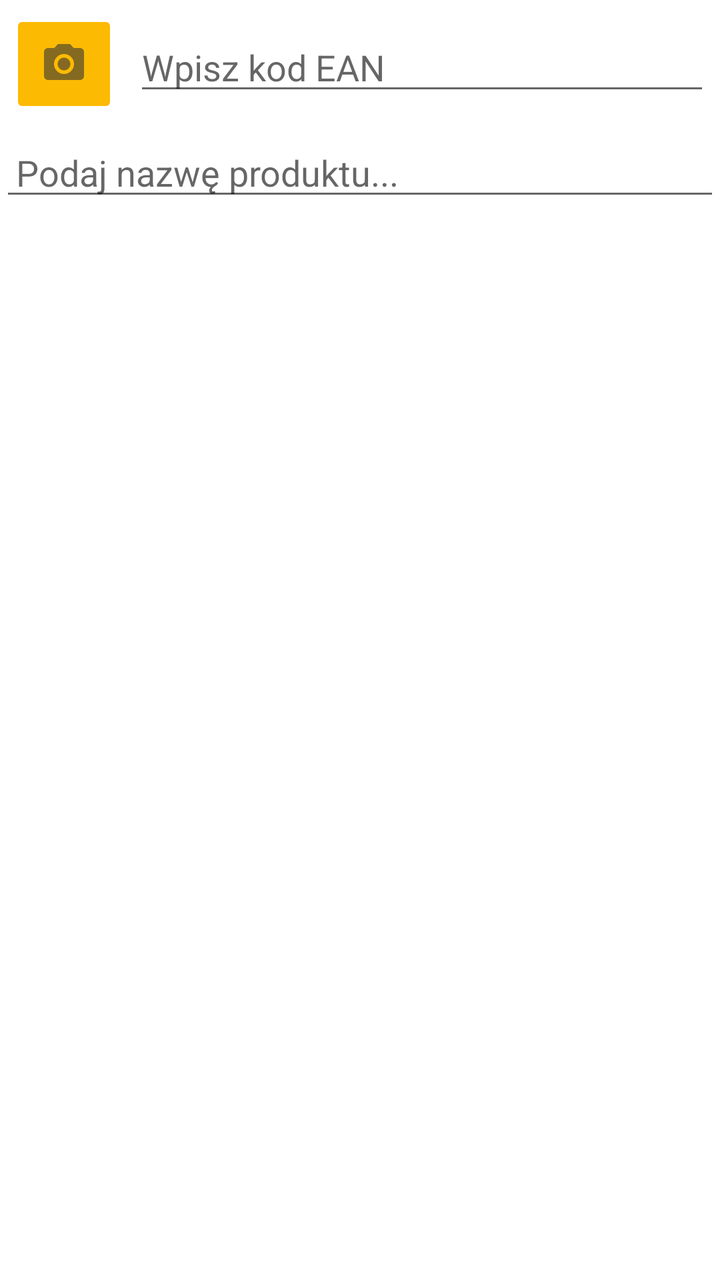
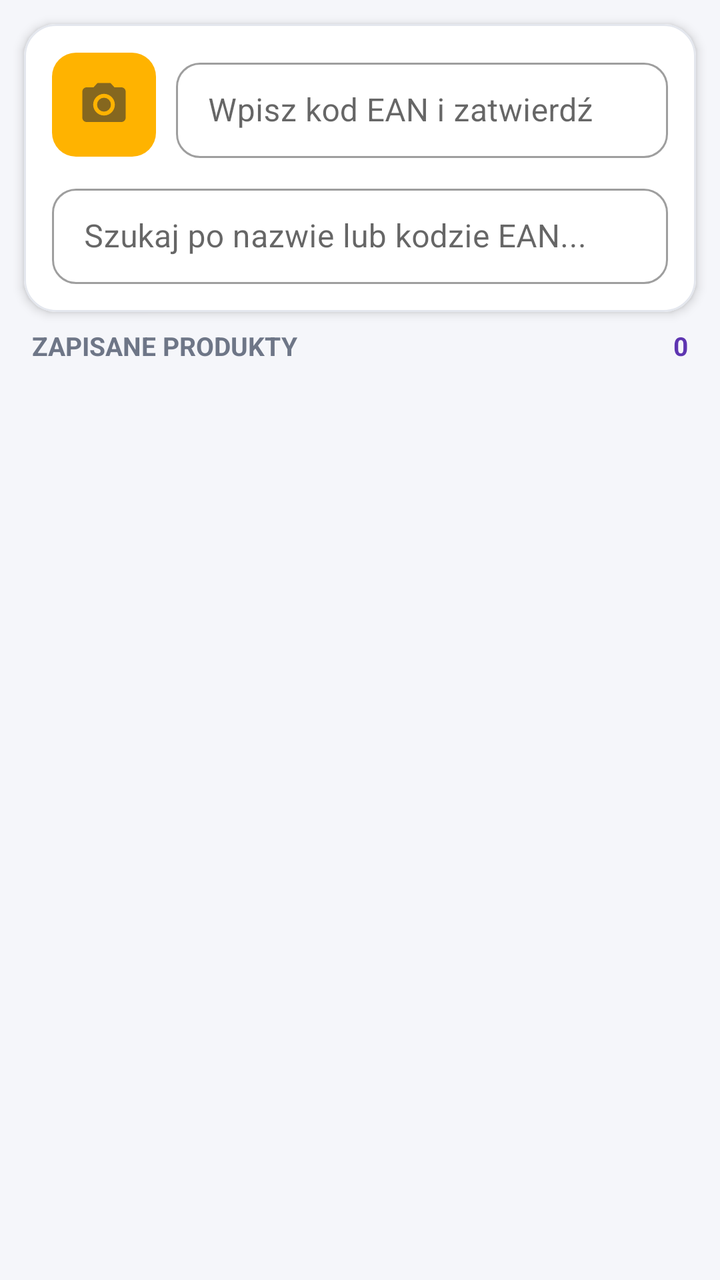

The first picture is an Android layout as it rendered before a commit; the second is the same layout after the commit. The layout source and the unified diff follow.
<!-- AndroidManifest.xml: application theme Theme.EAN_code_scanner -->
<!-- res/layout/activity_main.xml -->
<?xml version="1.0" encoding="utf-8"?>
<RelativeLayout xmlns:android="http://schemas.android.com/apk/res/android"
    xmlns:tools="http://schemas.android.com/tools"
    android:id="@+id/mainRootLayout"
    android:layout_width="match_parent"
    android:layout_height="match_parent"
    android:fitsSystemWindows="true">

    <LinearLayout
        android:id="@+id/eanTools"
        android:layout_width="match_parent"
        android:layout_height="wrap_content"
        android:padding="5dp"
        android:orientation="horizontal">

        <ImageButton
            android:id="@+id/scanBtn"
            android:layout_width="wrap_content"
            android:layout_height="wrap_content"
            android:layout_gravity="center_vertical"
            android:src="@drawable/ic_camera"
            android:backgroundTint="@color/yellow"
            android:adjustViewBounds="true"
            android:padding="15dp"
            android:scaleType="fitCenter"
            android:contentDescription="Skanuj kod EAN" />

        <EditText
            android:id="@+id/eanInput"
            android:layout_width="match_parent"
            android:layout_height="wrap_content"
            android:hint="Wpisz kod EAN"
            android:inputType="number"
            android:imeOptions="actionDone"
            android:singleLine="true"
            android:layout_gravity="center_vertical"
            android:layout_marginStart="8dp" />

    </LinearLayout>

    <EditText
        android:id="@+id/searchByNameInp"
        android:layout_width="match_parent"
        android:layout_height="wrap_content"
        android:hint="Podaj nazwę produktu..."
        android:inputType="text"
        android:imeOptions="actionSearch"
        android:singleLine="true"
        android:paddingHorizontal="8dp"
        android:layout_below="@+id/eanTools" />

    <androidx.recyclerview.widget.RecyclerView
        android:id="@+id/my_recycler_view"
        android:layout_width="match_parent"
        android:layout_height="match_parent"
        android:layout_below="@+id/searchByNameInp"
        android:scrollbars="vertical"
        tools:listitem="@layout/list_item" />

</RelativeLayout>
<!-- res/layout/list_item.xml (included above) -->
<?xml version="1.0" encoding="utf-8"?>
<LinearLayout xmlns:android="http://schemas.android.com/apk/res/android"
    android:id="@+id/parentLayout"
    android:layout_width="match_parent"
    android:layout_height="wrap_content"
    android:layout_marginTop="8dp"
    android:layout_marginBottom="5dp"
    android:padding="8dp"
    android:orientation="horizontal">

    <TextView
        android:id="@+id/name"
        android:layout_width="0dp"
        android:layout_height="wrap_content"
        android:layout_weight="60"
        android:textSize="16sp"
        android:textStyle="bold"
        android:maxLines="3"
        android:ellipsize="end"
        android:text="Przykładowa nazwa produktu"
        android:layout_gravity="center_vertical"
        android:layout_marginEnd="4dp" />

    <View
        android:layout_width="2dp"
        android:layout_height="match_parent"
        android:background="@color/yellow"
        android:layout_marginEnd="6dp" />

    <TextView
        android:id="@+id/price"
        android:layout_width="0dp"
        android:layout_height="wrap_content"
        android:layout_weight="40"
        android:textSize="18sp"
        android:textStyle="bold"
        android:textColor="@color/purple"
        android:text="599.95"
        android:layout_gravity="center_vertical" />

    <ImageButton
        android:id="@+id/deleteBtn"
        android:layout_width="wrap_content"
        android:layout_height="wrap_content"
        android:layout_marginEnd="3dp"
        android:layout_gravity="center_vertical"
        android:src="@drawable/ic_delete"
        android:backgroundTint="@color/yellow"
        android:adjustViewBounds="true"
        android:padding="15dp"
        android:scaleType="fitCenter"
        android:contentDescription="Usuń produkt" />

</LinearLayout>
<!-- resources referenced by this layout -->
<resources>
  <color name="purple">#ba03fc</color>
  <color name="yellow">#fcba03</color>
  <!-- drawable ic_camera (drawable-anydpi) -->
  <vector xmlns:android="http://schemas.android.com/apk/res/android"
      android:width="24dp"
      android:height="24dp"
      android:viewportWidth="24"
      android:viewportHeight="24"
      android:tint="#333333"
      android:alpha="0.6">
    <path
        android:fillColor="@android:color/white"
        android:pathData="M12,12m-3.2,0a3.2,3.2 0,1 1,6.4 0a3.2,3.2 0,1 1,-6.4 0"/>
    <path
        android:fillColor="@android:color/white"
        android:pathData="M9,2L7.17,4L4,4c-1.1,0 -2,0.9 -2,2v12c0,1.1 0.9,2 2,2h16c1.1,0 2,-0.9 2,-2L22,6c0,-1.1 -0.9,-2 -2,-2h-3.17L15,2L9,2zM12,17c-2.76,0 -5,-2.24 -5,-5s2.24,-5 5,-5 5,2.24 5,5 -2.24,5 -5,5z"/>
  </vector>
  <!-- drawable ic_delete (drawable-anydpi) -->
  <vector xmlns:android="http://schemas.android.com/apk/res/android"
      android:width="24dp"
      android:height="24dp"
      android:viewportWidth="24"
      android:viewportHeight="24"
      android:tint="#333333"
      android:alpha="0.6">
    <path
        android:fillColor="@android:color/white"
        android:pathData="M6,19c0,1.1 0.9,2 2,2h8c1.1,0 2,-0.9 2,-2V7H6v12zM19,4h-3.5l-1,-1h-5l-1,1H5v2h14V4z"/>
  </vector>
  <style name="Theme.EAN_code_scanner" parent="Theme.MaterialComponents.DayNight.DarkActionBar">
          
          <item name="colorPrimary">@color/purple_500</item>
          <item name="colorPrimaryVariant">@color/purple_700</item>
          <item name="colorOnPrimary">@color/white</item>
          
          <item name="colorSecondary">@color/teal_200</item>
          <item name="colorSecondaryVariant">@color/teal_700</item>
          <item name="colorOnSecondary">@color/black</item>
          
          <item name="android:statusBarColor">?attr/colorPrimaryVariant</item>
          
      </style>
  <color name="purple_500">#FF6200EE</color>
  <color name="purple_700">#FF3700B3</color>
  <color name="white">#FFFFFFFF</color>
  <color name="teal_200">#FF03DAC5</color>
  <color name="teal_700">#FF018786</color>
  <color name="black">#FF000000</color>
</resources>

<!-- the commit's change to res/layout/activity_main.xml (unified diff, before → after) -->
@@ -1,115 +1,269 @@
 <?xml version="1.0" encoding="utf-8"?>
-<RelativeLayout xmlns:android="http://schemas.android.com/apk/res/android"
+<LinearLayout xmlns:android="http://schemas.android.com/apk/res/android"
+    xmlns:app="http://schemas.android.com/apk/res-auto"
     xmlns:tools="http://schemas.android.com/tools"
     android:id="@+id/mainRootLayout"
     android:layout_width="match_parent"
     android:layout_height="match_parent"
+    android:orientation="vertical"
+    android:background="@color/bg_screen"
     android:fitsSystemWindows="true">
 
+    
+    <com.google.android.material.card.MaterialCardView
+        android:layout_width="match_parent"
+        android:layout_height="wrap_content"
+        android:layout_marginHorizontal="12dp"
+        android:layout_marginTop="12dp"
+        android:layout_marginBottom="8dp"
+        app:cardBackgroundColor="@color/surface_card"
+        app:cardCornerRadius="16dp"
+        app:cardElevation="3dp"
+        app:strokeColor="@color/divider_color"
+        app:strokeWidth="1dp">
+
+        <LinearLayout
+            android:layout_width="match_parent"
+            android:layout_height="wrap_content"
+            android:orientation="vertical"
+            android:padding="14dp">
+
+            <LinearLayout
+                android:id="@+id/eanTools"
+                android:layout_width="match_parent"
+                android:layout_height="wrap_content"
+                android:gravity="center_vertical"
+                android:orientation="horizontal">
+
+                <ImageButton
+                    android:id="@+id/scanBtn"
+                    android:layout_width="52dp"
+                    android:layout_height="52dp"
+                    android:background="@drawable/bg_scan_btn"
+                    android:src="@drawable/ic_camera"
+                    android:padding="13dp"
+                    android:scaleType="fitCenter"
+                    android:contentDescription="Skanuj kod EAN" />
+
+                <com.google.android.material.textfield.TextInputLayout
+                    style="@style/Widget.MaterialComponents.TextInputLayout.OutlinedBox.Dense"
+                    android:layout_width="0dp"
+                    android:layout_height="wrap_content"
+                    android:layout_weight="1"
+                    android:layout_marginStart="10dp"
+                    android:hint="Wpisz kod EAN i zatwierdź"
+                    app:boxCornerRadiusBottomEnd="12dp"
+                    app:boxCornerRadiusBottomStart="12dp"
+                    app:boxCornerRadiusTopEnd="12dp"
+                    app:boxCornerRadiusTopStart="12dp"
+                    app:endIconMode="clear_text">
+
+                    <com.google.android.material.textfield.TextInputEditText
+                        android:id="@+id/eanInput"
+                        android:layout_width="match_parent"
+                        android:layout_height="wrap_content"
+                        android:inputType="number"
+                        android:imeOptions="actionDone"
+                        android:singleLine="true" />
+
+                </com.google.android.material.textfield.TextInputLayout>
+
+            </LinearLayout>
+
+            <com.google.android.material.textfield.TextInputLayout
+                style="@style/Widget.MaterialComponents.TextInputLayout.OutlinedBox.Dense"
+                android:layout_width="match_parent"
+                android:layout_height="wrap_content"
+                android:layout_marginTop="10dp"
+                android:hint="Szukaj po nazwie lub kodzie EAN..."
+                app:boxCornerRadiusBottomEnd="12dp"
+                app:boxCornerRadiusBottomStart="12dp"
+                app:boxCornerRadiusTopEnd="12dp"
+                app:boxCornerRadiusTopStart="12dp"
+                app:endIconMode="clear_text">
+
+                <com.google.android.material.textfield.TextInputEditText
+                    android:id="@+id/searchByNameInp"
+                    android:layout_width="match_parent"
+                    android:layout_height="wrap_content"
+                    android:inputType="text"
+                    android:imeOptions="actionSearch"
+                    android:singleLine="true" />
+
+            </com.google.android.material.textfield.TextInputLayout>
+
+        </LinearLayout>
+
+    </com.google.android.material.card.MaterialCardView>
+
+    
     <LinearLayout
-        android:id="@+id/eanTools"
         android:layout_width="match_parent"
         android:layout_height="wrap_content"
-        android:padding="5dp"
+        android:layout_marginHorizontal="16dp"
+        android:layout_marginBottom="4dp"
+        android:gravity="center_vertical"
         android:orientation="horizontal">
 
-        <ImageButton
-            android:id="@+id/scanBtn"
+        <TextView
+            android:layout_width="0dp"
+            android:layout_height="wrap_content"
+            android:layout_weight="1"
+            android:text="Zapisane produkty"
+            android:textColor="@color/text_secondary"
+            android:textSize="13sp"
+            android:textStyle="bold"
+            android:textAllCaps="true" />
+
+        <TextView
+            android:id="@+id/productCountTv"
             android:layout_width="wrap_content"
             android:layout_height="wrap_content"
-            android:layout_gravity="center_vertical"
-            android:src="@drawable/ic_camera"
-            android:backgroundTint="@color/yellow"
-            android:adjustViewBounds="true"
-            android:padding="15dp"
-            android:scaleType="fitCenter"
-            android:contentDescription="Skanuj kod EAN" />
-
-        <EditText
-            android:id="@+id/eanInput"
+            android:text="0"
+            android:textColor="@color/purple"
+            android:textSize="13sp"
+            android:textStyle="bold" />
+
+    </LinearLayout>
+
+    
+    <FrameLayout
+        android:layout_width="match_parent"
+        android:layout_height="0dp"
+        android:layout_weight="1">
+
+        <androidx.recyclerview.widget.RecyclerView
+            android:id="@+id/my_recycler_view"
             android:layout_width="match_parent"
-            android:layout_height="wrap_content"
-            android:hint="Wpisz kod EAN"
-            android:inputType="number"
-            android:imeOptions="actionDone"
-            android:singleLine="true"
-            android:layout_gravity="center_vertical"
-            android:layout_marginStart="8dp" />
-
-    </LinearLayout>
-
-    <EditText
-        android:id="@+id/searchByNameInp"
-        android:layout_width="match_parent"
-        android:layout_height="wrap_content"
-        android:hint="Podaj nazwę produktu..."
-        android:inputType="text"
-        android:imeOptions="actionSearch"
-        android:singleLine="true"
-        android:paddingHorizontal="8dp"
-        android:layout_below="@+id/eanTools" />
-
-    <androidx.recyclerview.widget.RecyclerView
-        android:id="@+id/my_recycler_view"
-        android:layout_width="match_parent"
-        android:layout_height="match_parent"
-        android:layout_below="@+id/searchByNameInp"
-        android:scrollbars="vertical"
-        tools:listitem="@layout/list_item" />
-
-</RelativeLayout>
+            android:layout_height="match_parent"
+            android:clipToPadding="false"
+            android:paddingHorizontal="12dp"
+            android:paddingBottom="16dp"
+            android:scrollbars="vertical"
+            tools:listitem="@layout/list_item" />
+
+        <LinearLayout
+            android:id="@+id/emptyStateView"
+            android:layout_width="match_parent"
+            android:layout_height="match_parent"
+            android:gravity="center"
+            android:orientation="vertical"
+            android:padding="32dp"
+            android:visibility="gone">
+
+            <TextView
+                android:layout_width="wrap_content"
+                android:layout_height="wrap_content"
+                android:text="Brak produktów na liście"
+                android:textColor="@color/text_primary"
+                android:textSize="17sp"
+                android:textStyle="bold" />
+
+            <TextView
+                android:layout_width="wrap_content"
+                android:layout_height="wrap_content"
+                android:layout_marginTop="6dp"
+                android:gravity="center"
+                android:text="Zeskanuj kod kreskowy aparatem lub wpisz numer EAN powyżej, aby dodać produkt."
+                android:textColor="@color/text_secondary"
+                android:textSize="14sp" />
+
+        </LinearLayout>
+
+    </FrameLayout>
+
+</LinearLayout>
 <!-- res/layout/list_item.xml (included above) -->
 <?xml version="1.0" encoding="utf-8"?>
-<LinearLayout xmlns:android="http://schemas.android.com/apk/res/android"
+<com.google.android.material.card.MaterialCardView xmlns:android="http://schemas.android.com/apk/res/android"
+    xmlns:app="http://schemas.android.com/apk/res-auto"
     android:id="@+id/parentLayout"
     android:layout_width="match_parent"
     android:layout_height="wrap_content"
-    android:layout_marginTop="8dp"
-    android:layout_marginBottom="5dp"
-    android:padding="8dp"
-    android:orientation="horizontal">
-
-    <TextView
-        android:id="@+id/name"
-        android:layout_width="0dp"
+    android:layout_marginVertical="5dp"
+    android:clickable="true"
+    android:focusable="true"
+    app:cardBackgroundColor="@color/surface_card"
+    app:cardCornerRadius="14dp"
+    app:cardElevation="2dp"
+    app:strokeColor="@color/divider_color"
+    app:strokeWidth="1dp">
+
+    <LinearLayout
+        android:layout_width="match_parent"
         android:layout_height="wrap_content"
-        android:layout_weight="60"
-        android:textSize="16sp"
-        android:textStyle="bold"
-        android:maxLines="3"
-        android:ellipsize="end"
-        android:text="Przykładowa nazwa produktu"
-        android:layout_gravity="center_vertical"
-        android:layout_marginEnd="4dp" />
-
-    <View
-        android:layout_width="2dp"
-        android:layout_height="match_parent"
-        android:background="@color/yellow"
-        android:layout_marginEnd="6dp" />
-
-    <TextView
-        android:id="@+id/price"
-        android:layout_width="0dp"
-        android:layout_height="wrap_content"
-        android:layout_weight="40"
-        android:textSize="18sp"
-        android:textStyle="bold"
-        android:textColor="@color/purple"
-        android:text="599.95"
-        android:layout_gravity="center_vertical" />
-
-    <ImageButton
-        android:id="@+id/deleteBtn"
-        android:layout_width="wrap_content"
-        android:layout_height="wrap_content"
-        android:layout_marginEnd="3dp"
-        android:layout_gravity="center_vertical"
-        android:src="@drawable/ic_delete"
-        android:backgroundTint="@color/yellow"
-        android:adjustViewBounds="true"
-        android:padding="15dp"
-        android:scaleType="fitCenter"
-        android:contentDescription="Usuń produkt" />
-
-</LinearLayout>
+        android:gravity="center_vertical"
+        android:orientation="horizontal"
+        android:padding="14dp">
+
+        
+        <LinearLayout
+            android:layout_width="0dp"
+            android:layout_height="wrap_content"
+            android:layout_weight="1"
+            android:layout_marginEnd="10dp"
+            android:orientation="vertical">
+
+            <TextView
+                android:id="@+id/name"
+                android:layout_width="match_parent"
+                android:layout_height="wrap_content"
+                android:ellipsize="end"
+                android:maxLines="2"
+                android:text="Przykładowa nazwa produktu"
+                android:textColor="@color/text_primary"
+                android:textSize="16sp"
+                android:textStyle="bold" />
+
+            <TextView
+                android:id="@+id/eanCodeTv"
+                android:layout_width="match_parent"
+                android:layout_height="wrap_content"
+                android:layout_marginTop="3dp"
+                android:text="EAN: 5901234567890"
+                android:textColor="@color/text_secondary"
+                android:textSize="12sp" />
+
+            <TextView
+                android:id="@+id/commentsTv"
+                android:layout_width="match_parent"
+                android:layout_height="wrap_content"
+                android:layout_marginTop="4dp"
+                android:ellipsize="end"
+                android:maxLines="2"
+                android:textColor="@color/text_secondary"
+                android:textSize="13sp"
+                android:textStyle="italic"
+                android:visibility="gone" />
+
+        </LinearLayout>
+
+        
+        <TextView
+            android:id="@+id/price"
+            android:layout_width="wrap_content"
+            android:layout_height="wrap_content"
+            android:layout_marginEnd="10dp"
+            android:background="@drawable/bg_price_badge"
+            android:paddingHorizontal="12dp"
+            android:paddingVertical="6dp"
+            android:text="599.95 zł"
+            android:textColor="@color/purple"
+            android:textSize="15sp"
+            android:textStyle="bold" />
+
+        
+        <ImageButton
+            android:id="@+id/deleteBtn"
+            android:layout_width="42dp"
+            android:layout_height="42dp"
+            android:background="?attr/selectableItemBackgroundBorderless"
+            android:contentDescription="Usuń produkt"
+            android:padding="9dp"
+            android:scaleType="fitCenter"
+            android:src="@drawable/ic_delete"
+            app:tint="@color/danger_tint" />
+
+    </LinearLayout>
+
+</com.google.android.material.card.MaterialCardView>
<!-- resource entries referenced after the edit -->
@@ -1,7 +1,27 @@
 <!-- resources referenced by this layout -->
 <resources>
-  <color name="purple">#ba03fc</color>
-  <color name="yellow">#fcba03</color>
+  <color name="bg_screen">#FFF5F6FA</color>
+  <color name="danger_tint">#FFD32F2F</color>
+  <color name="divider_color">#FFE4E7EE</color>
+  <color name="purple">#FF5E35B1</color>
+  <color name="surface_card">#FFFFFFFF</color>
+  <color name="text_primary">#FF1F2430</color>
+  <color name="text_secondary">#FF6E7687</color>
+  <!-- drawable bg_price_badge (drawable) -->
+  <?xml version="1.0" encoding="utf-8"?>
+  <shape xmlns:android="http://schemas.android.com/apk/res/android"
+      android:shape="rectangle">
+      <solid android:color="@color/price_badge_bg" />
+      <corners android:radius="10dp" />
+  </shape>
+  <!-- drawable bg_scan_btn (drawable) -->
+  <?xml version="1.0" encoding="utf-8"?>
+  <shape xmlns:android="http://schemas.android.com/apk/res/android"
+      android:shape="rectangle">
+      <solid android:color="@color/yellow" />
+      <corners android:radius="12dp" />
+  </shape>
+  <color name="yellow">#FFFFB300</color>
   <!-- drawable ic_camera (drawable-anydpi) -->
   <vector xmlns:android="http://schemas.android.com/apk/res/android"
       android:width="24dp"
@@ -42,11 +62,12 @@
           <item name="android:statusBarColor">?attr/colorPrimaryVariant</item>
           
       </style>
-  <color name="purple_500">#FF6200EE</color>
-  <color name="purple_700">#FF3700B3</color>
+  <color name="price_badge_bg">#FFEDE7F6</color>
+  <color name="purple_500">#FF5E35B1</color>
+  <color name="purple_700">#FF4527A0</color>
   <color name="white">#FFFFFFFF</color>
   <color name="teal_200">#FF03DAC5</color>
   <color name="teal_700">#FF018786</color>
-  <color name="black">#FF000000</color>
+  <color name="black">#FF1C1B1F</color>
 </resources>
 
